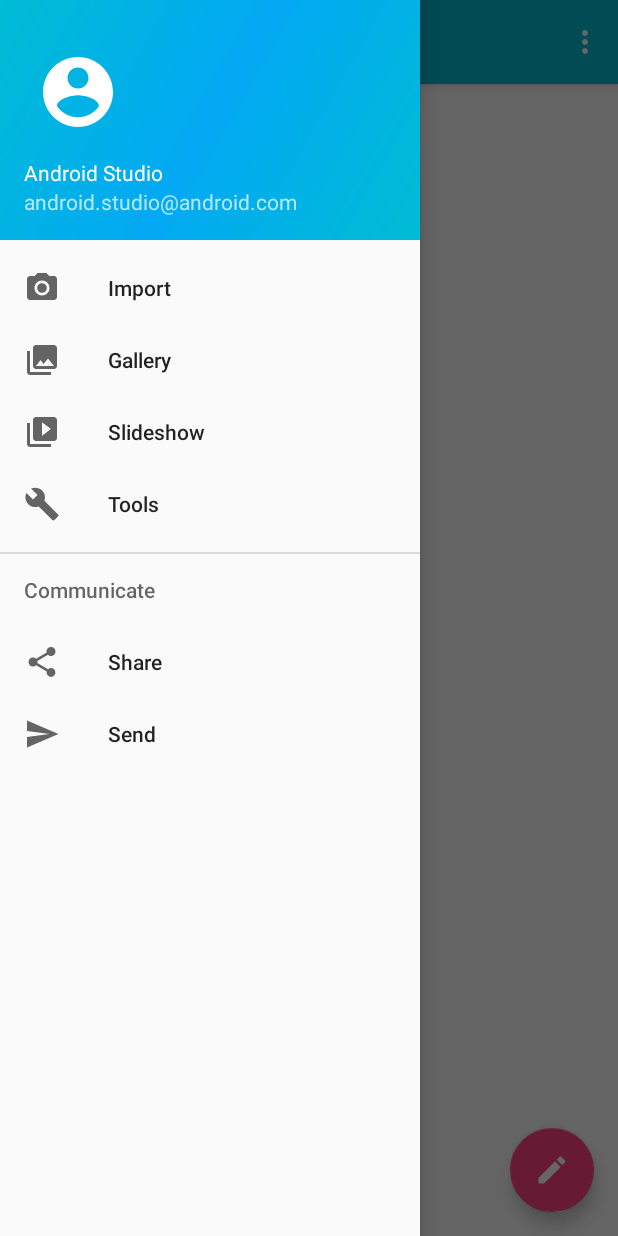
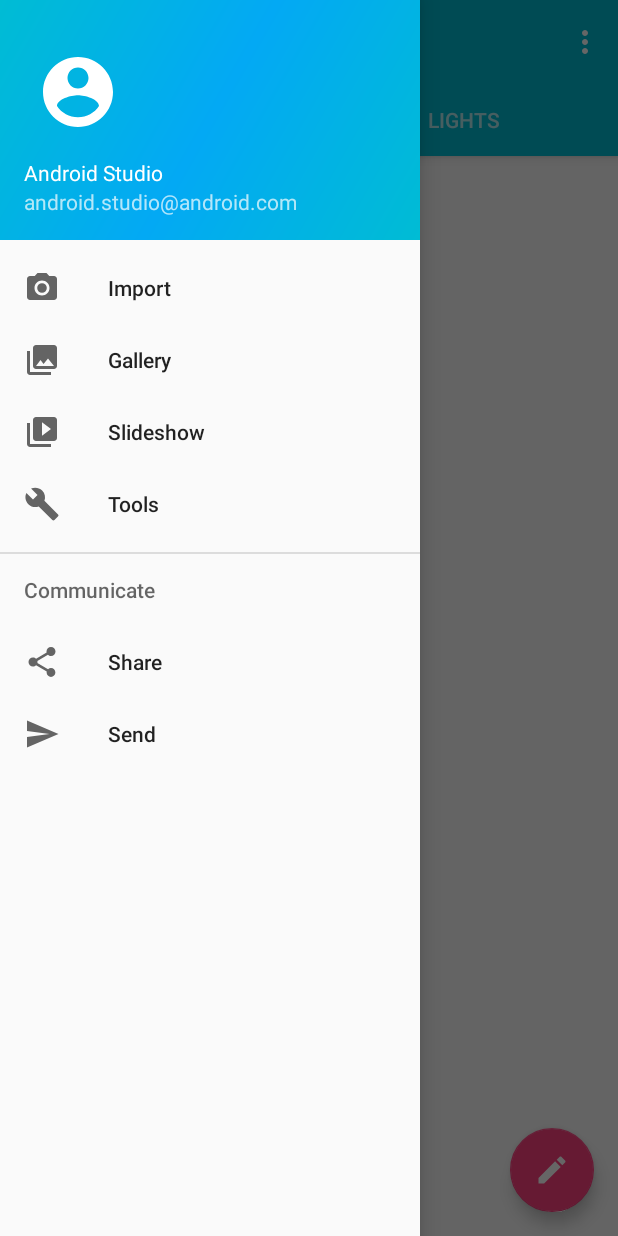
Before and after one commit to Jaideep5ingh/IntelliH, an Android app: the screen it shows after launch (MainActivity), with the side drawer open, on a phone screen of 412 x 824 dp. Run offline under Robolectric (Android 15) with nearby library versions, the phone set to English and light mode, and no system bars.

```diff
--- a/app/src/main/res/layout/app_bar_main.xml
+++ b/app/src/main/res/layout/app_bar_main.xml
@@ -19,6 +19,24 @@
             android:background="?attr/colorPrimary"
             app:popupTheme="@style/AppTheme.PopupOverlay" />
 
+        <android.support.design.widget.TabLayout
+            android:layout_width="match_parent"
+            android:layout_height="wrap_content"
+            app:tabGravity="fill"
+            app:tabIndicatorHeight="4dp"
+            app:tabMode="fixed">
+
+            <android.support.design.widget.TabItem
+                android:layout_width="wrap_content"
+                android:layout_height="wrap_content"
+                android:text="Lights" />
+
+            <android.support.design.widget.TabItem
+                android:layout_width="wrap_content"
+                android:layout_height="wrap_content"
+                android:text="Lights" />
+        </android.support.design.widget.TabLayout>
+
     </android.support.design.widget.AppBarLayout>
 
     <include layout="@layout/content_main" />
@@ -28,8 +46,8 @@
         android:layout_width="wrap_content"
         android:layout_height="wrap_content"
         android:layout_gravity="bottom|end"
-        app:fabSize="normal"
         android:layout_margin="@dimen/fab_margin"
-        android:src="@drawable/ic_edit" />
+        android:src="@drawable/ic_edit"
+        app:fabSize="normal" />
 
 </android.support.design.widget.CoordinatorLayout>
--- a/app/src/main/res/values/styles.xml
+++ b/app/src/main/res/values/styles.xml
@@ -6,12 +6,10 @@
         <item name="colorPrimary">@color/colorPrimary</item>
         <item name="colorPrimaryDark">@color/colorPrimaryDark</item>
         <item name="colorAccent">@color/colorAccent</item>
-        <item name="windowActionBar">false</item>
         <item name="windowNoTitle">true</item>
     </style>
 
     <style name="AppTheme.NoActionBar">
-        <item name="windowActionBar">false</item>
         <item name="windowNoTitle">true</item>
     </style>
 
```
